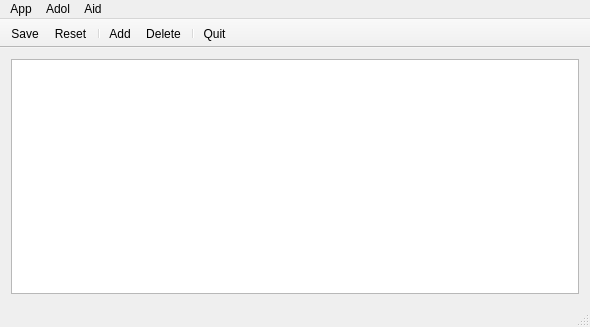
Old version of the form mainwindow.ui in the repository baddwin/adolpulza.
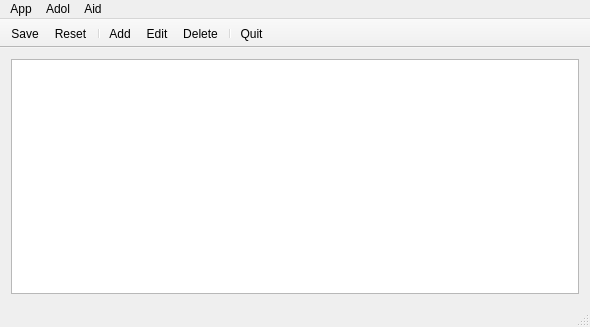
New version of the form. Icons and pictures are not drawn.

```diff
--- a/mainwindow.ui
+++ b/mainwindow.ui
@@ -86,6 +86,7 @@
    <addaction name="actionReset"/>
    <addaction name="separator"/>
    <addaction name="actionAdd"/>
+   <addaction name="actionEdit"/>
    <addaction name="actionDelete"/>
    <addaction name="separator"/>
    <addaction name="actionQuit"/>
@@ -136,6 +137,11 @@
     <string>Delete</string>
    </property>
   </action>
+  <action name="actionEdit">
+   <property name="text">
+    <string>Edit</string>
+   </property>
+  </action>
  </widget>
  <layoutdefault spacing="6" margin="11"/>
  <resources>
```
Left out of the diff: 2 changed lines with no effect on the pictures.
